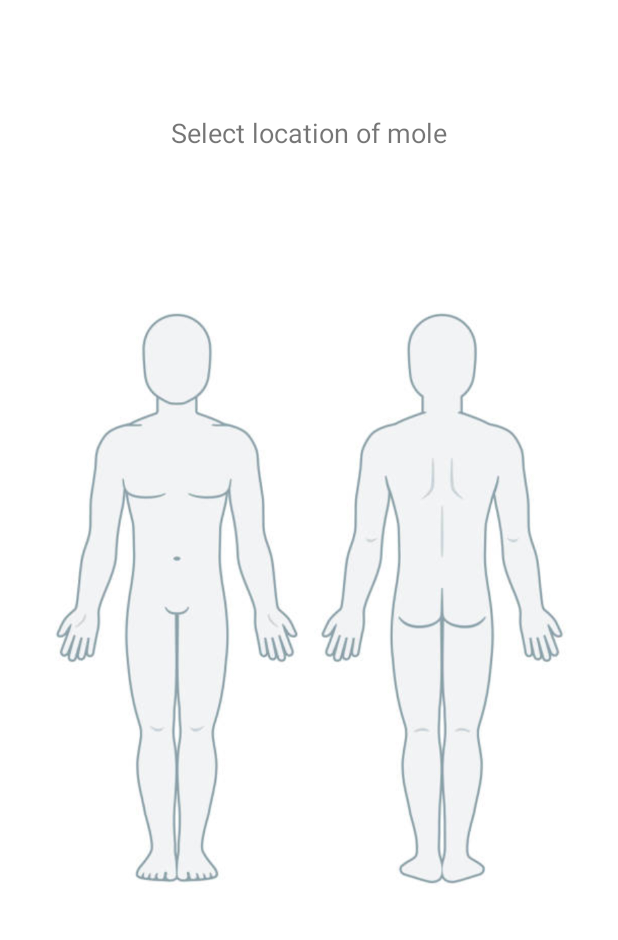
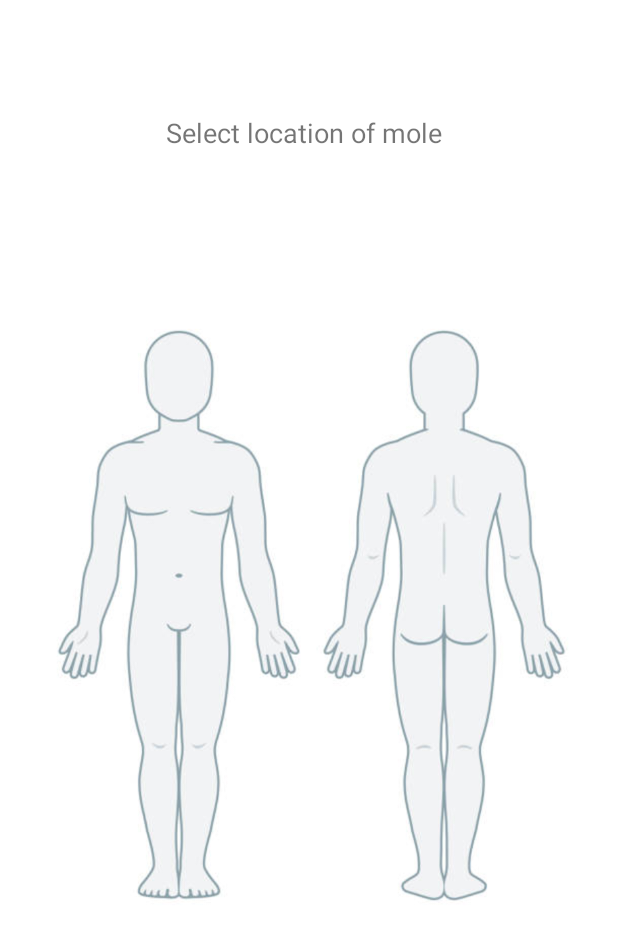
Before and after one commit to NotLubo/mole-ui, an Android app: the layout activity_new_page_1.xml on its own in the app's theme, with its tools: preview values and no code run, on a phone screen of 412 x 824 dp. Shown: the top 940 px of the screen. Run offline under Robolectric (Android 15) with nearby library versions, the phone set to English and light mode, and no system bars.

Commit message:
Aligment of text and img

```diff
--- a/app/src/main/res/layout/activity_new_page_1.xml
+++ b/app/src/main/res/layout/activity_new_page_1.xml
@@ -10,12 +10,14 @@
         android:id="@+id/imageView"
         android:layout_width="414dp"
         android:layout_height="501dp"
-        android:layout_marginTop="148dp"
+        android:layout_marginTop="32dp"
         android:contentDescription="@string/title_home"
+        app:layout_constraintBottom_toBottomOf="parent"
         app:layout_constraintEnd_toEndOf="parent"
-        app:layout_constraintHorizontal_bias="1.0"
+        app:layout_constraintHorizontal_bias="0.666"
         app:layout_constraintStart_toStartOf="parent"
-        app:layout_constraintTop_toTopOf="parent"
+        app:layout_constraintTop_toBottomOf="@+id/textView"
+        app:layout_constraintVertical_bias="0.142"
         tools:src="@drawable/istockphoto_881016858_612x612" />
 
     <TextView
@@ -25,10 +27,9 @@
         android:layout_marginTop="76dp"
         android:text="Select location of mole"
         android:textSize="18sp"
-        app:layout_constraintBottom_toTopOf="@+id/imageView3"
         app:layout_constraintEnd_toEndOf="parent"
+        app:layout_constraintHorizontal_bias="0.486"
         app:layout_constraintStart_toStartOf="parent"
-        app:layout_constraintTop_toTopOf="parent"
-        app:layout_constraintVertical_bias="0.111" />
+        app:layout_constraintTop_toTopOf="parent" />
 
 </androidx.constraintlayout.widget.ConstraintLayout>
```
